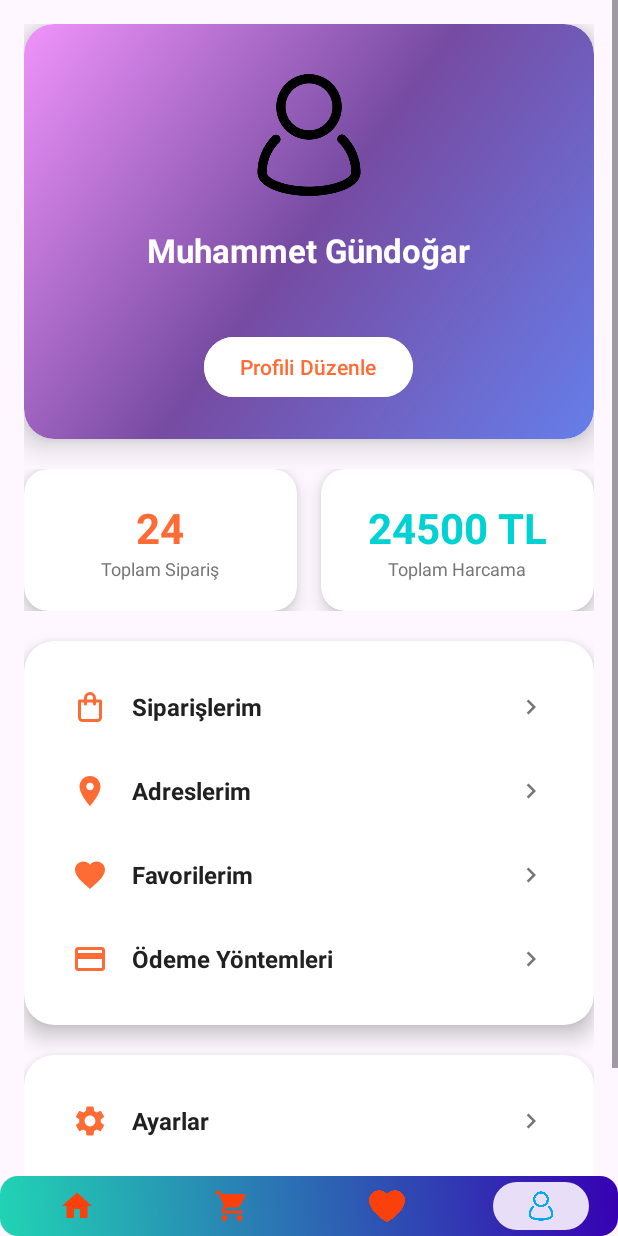
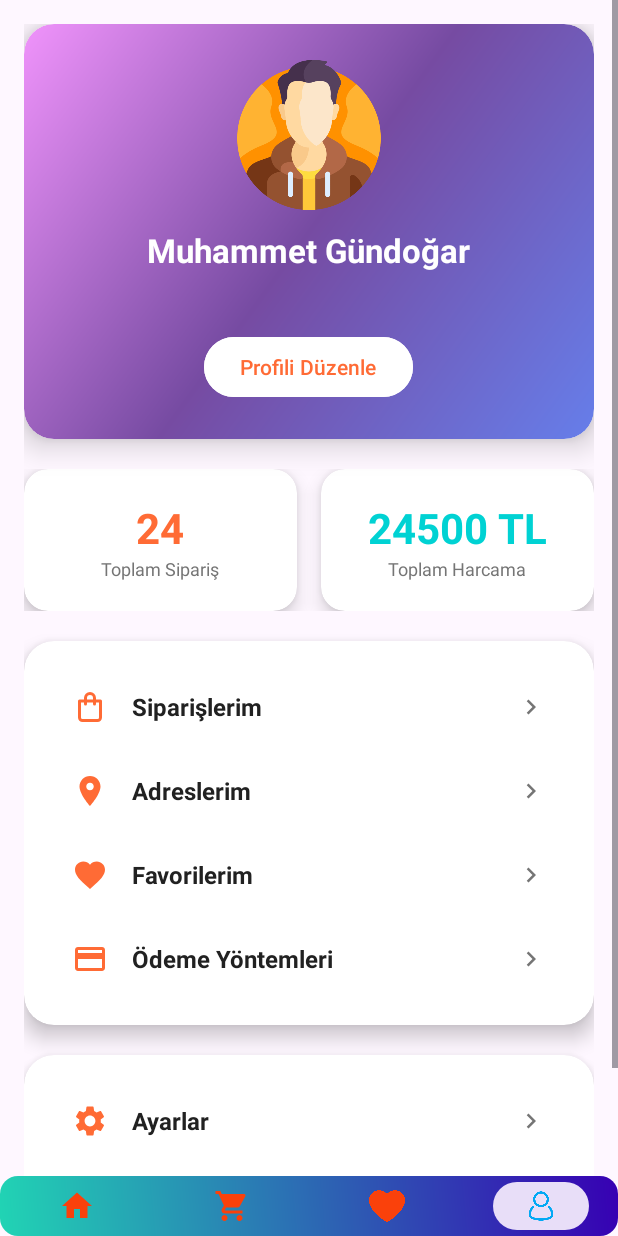
Before and after one commit to bymaskeli53/E-Commerce-Demo, an Android app: the ProfileFragment screen opened through its navigation route, on a phone screen of 412 x 824 dp. Run offline under Robolectric (Android 15) with nearby library versions, the phone set to English and light mode, and no system bars; our stand-ins replace Dagger/Hilt's generated code, Firebase (no records; nobody signed in at launch, a user with empty details on screens opened directly), Room's generated code, Shimmer, navigation-ui; pictures from the network do not load.

Commit message:
Refactor: Update profile screen UI
This commit updates the profile screen UI.

Key changes:
- Replaced the profile icon (`ic_profile`) with a new avatar image (`ic_avatar.png`).
- Removed commented-out section titles (e.g., "<!-- Adreslerim -->", "<!-- Favorilerim -->") from `fragment_profile.xml`.

```diff
--- a/app/src/main/res/layout/fragment_profile.xml
+++ b/app/src/main/res/layout/fragment_profile.xml
@@ -29,7 +29,7 @@
                     android:layout_height="100dp"
                     android:layout_gravity="center"
                     app:shapeAppearanceOverlay="@style/ImageView.Corner"
-                    android:src="@drawable/ic_profile" />
+                    android:src="@drawable/ic_avatar" />
 
                 <TextView
                     android:id="@+id/tv_user_name"
@@ -197,7 +197,6 @@
 
                 </LinearLayout>
 
-                <!-- Adreslerim -->
                 <LinearLayout
                     android:id="@+id/layout_addresses"
                     android:layout_width="match_parent"
@@ -233,7 +232,6 @@
 
                 </LinearLayout>
 
-                <!-- Favorilerim -->
                 <LinearLayout
                     android:id="@+id/layout_favorites"
                     android:layout_width="match_parent"
@@ -269,7 +267,6 @@
 
                 </LinearLayout>
 
-                <!-- Ödeme Yöntemleri -->
                 <LinearLayout
                     android:id="@+id/layout_payment"
                     android:layout_width="match_parent"
@@ -309,7 +306,6 @@
 
         </androidx.cardview.widget.CardView>
 
-        <!-- Ayarlar ve Çıkış -->
         <androidx.cardview.widget.CardView
             android:layout_width="match_parent"
             android:layout_height="wrap_content"
@@ -322,7 +318,6 @@
                 android:orientation="vertical"
                 android:padding="16dp">
 
-                <!-- Ayarlar -->
                 <LinearLayout
                     android:id="@+id/layout_settings"
                     android:layout_width="match_parent"
@@ -358,7 +353,6 @@
 
                 </LinearLayout>
 
-                <!-- Çıkış Yap -->
                 <LinearLayout
                     android:id="@+id/layout_logout"
                     android:layout_width="match_parent"
```
Also changed, not shown: app/src/main/res/drawable/ic_avatar.png (added).
